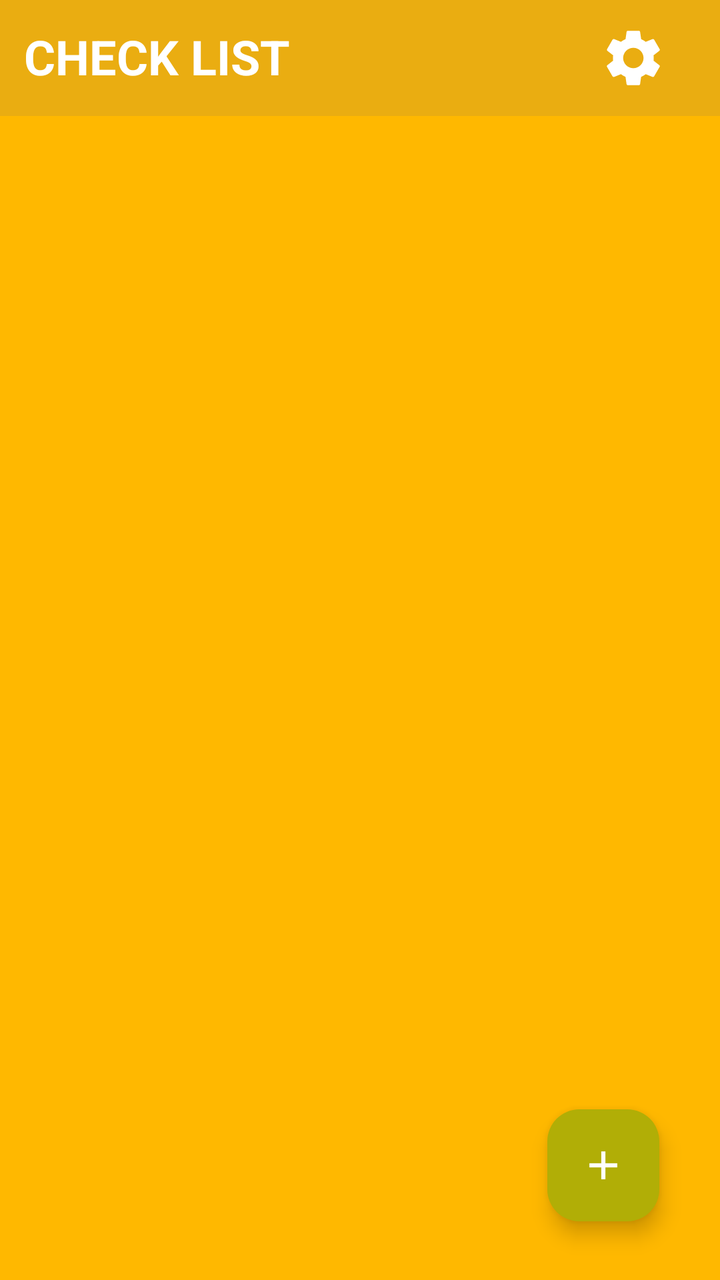
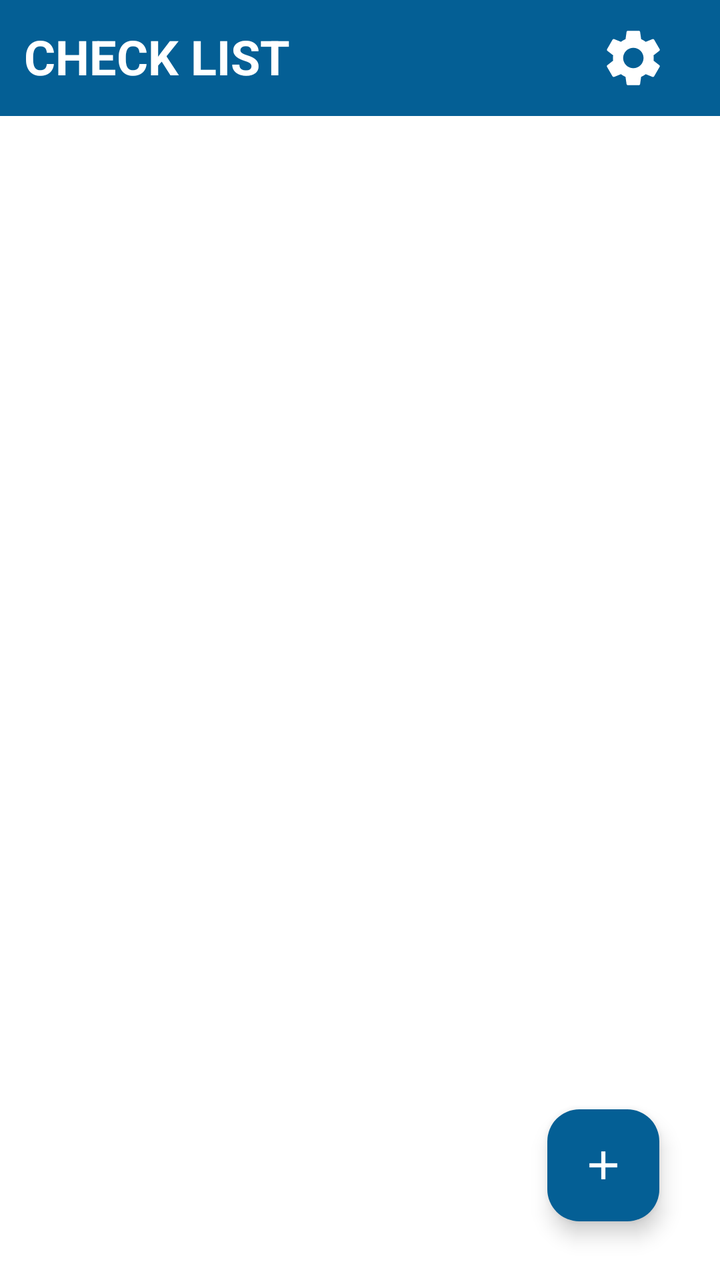

An Android layout rendered at two revisions. The XML below is the earlier revision; the diff shows what the commit changed to produce the second picture.
<!-- AndroidManifest.xml: application theme Theme.NotasApp -->
<!-- res/layout/fragment_home.xml -->
<?xml version="1.0" encoding="utf-8"?>
<androidx.constraintlayout.widget.ConstraintLayout xmlns:android="http://schemas.android.com/apk/res/android"
    xmlns:app="http://schemas.android.com/apk/res-auto"
    xmlns:tools="http://schemas.android.com/tools"
    android:layout_width="match_parent"
    android:layout_height="match_parent"
    android:background="#FFB800"
    tools:context=".ui.fragment.HomeFragment">


    <LinearLayout
        android:id="@+id/ll_title"
        android:layout_width="match_parent"
        android:layout_height="wrap_content"
        android:background="#EAAD11"
        android:orientation="horizontal"
        app:layout_constraintEnd_toEndOf="parent"
        app:layout_constraintStart_toStartOf="parent"
        app:layout_constraintTop_toTopOf="parent">

        <TextView
            android:layout_width="wrap_content"
            android:layout_height="wrap_content"
            android:layout_margin="12dp"
            android:layout_weight="4"
            android:text="CHECK LIST"
            android:textColor="@color/white"
            android:textSize="24sp"
            android:textStyle="bold" />

        <ImageView
            android:id="@+id/btn_Settings"
            android:layout_width="34dp"
            android:layout_height="34dp"
            android:layout_margin="12dp"
            android:layout_weight="1"
            android:background="?selectableItemBackgroundBorderless"
            android:src="@drawable/baseline_settings_24"
            app:tint="@color/white" />
    </LinearLayout>

    <ScrollView
        android:layout_width="0dp"
        android:layout_height="0dp"
        app:layout_constraintBottom_toBottomOf="parent"
        app:layout_constraintEnd_toEndOf="parent"
        app:layout_constraintStart_toStartOf="parent"
        app:layout_constraintTop_toBottomOf="@+id/ll_title">

        <androidx.recyclerview.widget.RecyclerView
            android:id="@+id/rv_notes"
            android:layout_width="match_parent"
            android:layout_height="match_parent"
            tools:listitem="@layout/item_notes" />


    </ScrollView>

    <com.google.android.material.floatingactionbutton.FloatingActionButton
        android:id="@+id/btn_AddNote"
        android:layout_width="wrap_content"
        android:layout_height="wrap_content"
        android:backgroundTint="#B1AE06"
        android:src="@drawable/add_ic"
        app:layout_constraintBottom_toBottomOf="parent"
        app:layout_constraintEnd_toEndOf="parent"
        app:layout_constraintHorizontal_bias="0.9"
        app:layout_constraintStart_toStartOf="parent"
        app:layout_constraintTop_toTopOf="parent"
        app:layout_constraintVertical_bias="0.95"
        app:tint="@color/white" />


</androidx.constraintlayout.widget.ConstraintLayout>
<!-- res/layout/item_notes.xml (included above) -->
<?xml version="1.0" encoding="utf-8"?>
<androidx.cardview.widget.CardView xmlns:android="http://schemas.android.com/apk/res/android"
    xmlns:app="http://schemas.android.com/apk/res-auto"
    android:layout_width="match_parent"
    android:layout_height="wrap_content"
    android:layout_marginBottom="3dp"
    android:elevation="12dp">

    <LinearLayout
        android:layout_width="match_parent"
        android:layout_height="wrap_content"
        android:background="#FFB800"
        android:gravity="center">

        <CheckBox
            android:id="@+id/cb_note"
            android:layout_width="wrap_content"
            android:layout_height="wrap_content"
            android:checked="true"
            android:text="|"
            android:textColor="@color/white"
            android:textSize="24dp"
            app:buttonTint ="#EF6C00"
            />

        <TextView
            android:id="@+id/tv_Note"
            android:layout_width="wrap_content"
            android:layout_height="wrap_content"
            android:layout_weight="3"
            android:text="Aqui va una nota"
            android:textColor="@color/black"
            android:textSize="16sp"
            android:visibility="visible" />

        <EditText
            android:id="@+id/et_update"
            android:layout_width="wrap_content"
            android:layout_height="wrap_content"
            android:layout_weight="3"
            android:inputType="textCapSentences"
            android:textColor="@color/black"
            android:visibility="gone" />

        <ImageView
            android:id="@+id/btn_Update"
            android:layout_width="wrap_content"
            android:layout_height="wrap_content"
            android:layout_marginHorizontal="12dp"
            android:src="@drawable/update"
            app:tint="@color/white" />

        <ImageView
            android:id="@+id/btn_Delete"
            android:layout_width="wrap_content"
            android:layout_height="wrap_content"
            android:layout_marginRight="10dp"
            android:src="@drawable/delte_ic"
            app:tint="#FF0000" />

        <ImageView
            android:id="@+id/btn_Check"
            android:layout_width="wrap_content"
            android:layout_height="wrap_content"
            android:layout_marginHorizontal="12dp"
            android:src="@drawable/check_ic"
            android:visibility="gone"
            app:tint="#176700" />

        <ImageView
            android:id="@+id/btn_CLose"
            android:layout_width="wrap_content"
            android:layout_height="wrap_content"
            android:layout_marginRight="10dp"
            android:src="@drawable/baseline_close_24"
            android:visibility="gone"
            app:tint="#FF0000" />


    </LinearLayout>


</androidx.cardview.widget.CardView>
<!-- resources referenced by this layout -->
<resources>
  <color name="black">#FF000000</color>
  <color name="white">#FFFFFFFF</color>
  <!-- drawable add_ic (drawable) -->
  <vector android:height="24dp" android:tint="#000000"
      android:viewportHeight="24" android:viewportWidth="24"
      android:width="24dp" xmlns:android="http://schemas.android.com/apk/res/android">
      <path android:fillColor="@android:color/white" android:pathData="M19,13h-6v6h-2v-6H5v-2h6V5h2v6h6v2z"/>
  </vector>
  <!-- drawable baseline_close_24 (drawable) -->
  <vector android:height="24dp" android:tint="#000000"
      android:viewportHeight="24" android:viewportWidth="24"
      android:width="24dp" xmlns:android="http://schemas.android.com/apk/res/android">
      <path android:fillColor="@android:color/white" android:pathData="M19,6.41L17.59,5 12,10.59 6.41,5 5,6.41 10.59,12 5,17.59 6.41,19 12,13.41 17.59,19 19,17.59 13.41,12z"/>
  </vector>
  <!-- drawable baseline_settings_24 (drawable) -->
  <vector android:height="24dp" android:tint="#000000"
      android:viewportHeight="24" android:viewportWidth="24"
      android:width="24dp" xmlns:android="http://schemas.android.com/apk/res/android">
      <path android:fillColor="@android:color/white" android:pathData="M19.14,12.94c0.04,-0.3 0.06,-0.61 0.06,-0.94c0,-0.32 -0.02,-0.64 -0.07,-0.94l2.03,-1.58c0.18,-0.14 0.23,-0.41 0.12,-0.61l-1.92,-3.32c-0.12,-0.22 -0.37,-0.29 -0.59,-0.22l-2.39,0.96c-0.5,-0.38 -1.03,-0.7 -1.62,-0.94L14.4,2.81c-0.04,-0.24 -0.24,-0.41 -0.48,-0.41h-3.84c-0.24,0 -0.43,0.17 -0.47,0.41L9.25,5.35C8.66,5.59 8.12,5.92 7.63,6.29L5.24,5.33c-0.22,-0.08 -0.47,0 -0.59,0.22L2.74,8.87C2.62,9.08 2.66,9.34 2.86,9.48l2.03,1.58C4.84,11.36 4.8,11.69 4.8,12s0.02,0.64 0.07,0.94l-2.03,1.58c-0.18,0.14 -0.23,0.41 -0.12,0.61l1.92,3.32c0.12,0.22 0.37,0.29 0.59,0.22l2.39,-0.96c0.5,0.38 1.03,0.7 1.62,0.94l0.36,2.54c0.05,0.24 0.24,0.41 0.48,0.41h3.84c0.24,0 0.44,-0.17 0.47,-0.41l0.36,-2.54c0.59,-0.24 1.13,-0.56 1.62,-0.94l2.39,0.96c0.22,0.08 0.47,0 0.59,-0.22l1.92,-3.32c0.12,-0.22 0.07,-0.47 -0.12,-0.61L19.14,12.94zM12,15.6c-1.98,0 -3.6,-1.62 -3.6,-3.6s1.62,-3.6 3.6,-3.6s3.6,1.62 3.6,3.6S13.98,15.6 12,15.6z"/>
  </vector>
  <!-- drawable check_ic (drawable) -->
  <vector android:height="24dp" android:tint="#000000"
      android:viewportHeight="24" android:viewportWidth="24"
      android:width="24dp" xmlns:android="http://schemas.android.com/apk/res/android">
      <path android:fillColor="@android:color/white" android:pathData="M9,16.17L4.83,12l-1.42,1.41L9,19 21,7l-1.41,-1.41z"/>
  </vector>
  <!-- drawable delte_ic (drawable) -->
  <vector android:height="24dp" android:tint="#000000"
      android:viewportHeight="24" android:viewportWidth="24"
      android:width="24dp" xmlns:android="http://schemas.android.com/apk/res/android">
      <path android:fillColor="@android:color/white" android:pathData="M6,19c0,1.1 0.9,2 2,2h8c1.1,0 2,-0.9 2,-2V7H6v12zM19,4h-3.5l-1,-1h-5l-1,1H5v2h14V4z"/>
  </vector>
  <!-- drawable update (drawable) -->
  <vector android:height="24dp" android:tint="#000000"
      android:viewportHeight="24" android:viewportWidth="24"
      android:width="24dp" xmlns:android="http://schemas.android.com/apk/res/android">
      <path android:fillColor="@android:color/white" android:pathData="M3,17.25V21h3.75L17.81,9.94l-3.75,-3.75L3,17.25zM20.71,7.04c0.39,-0.39 0.39,-1.02 0,-1.41l-2.34,-2.34c-0.39,-0.39 -1.02,-0.39 -1.41,0l-1.83,1.83 3.75,3.75 1.83,-1.83z"/>
  </vector>
  <style name="Theme.NotasApp" parent="Base.Theme.NotasApp" />
  <style name="Base.Theme.NotasApp" parent="Theme.Material3.DayNight.NoActionBar">
          
          
      </style>
</resources>

<!-- the commit's change to res/layout/fragment_home.xml (unified diff, before → after) -->
@@ -4,7 +4,7 @@
     xmlns:tools="http://schemas.android.com/tools"
     android:layout_width="match_parent"
     android:layout_height="match_parent"
-    android:background="#FFB800"
+    android:background="@color/white"
     tools:context=".ui.fragment.HomeFragment">
 
 
@@ -12,7 +12,7 @@
         android:id="@+id/ll_title"
         android:layout_width="match_parent"
         android:layout_height="wrap_content"
-        android:background="#EAAD11"
+        android:background="@color/color_primario"
         android:orientation="horizontal"
         app:layout_constraintEnd_toEndOf="parent"
         app:layout_constraintStart_toStartOf="parent"
@@ -56,11 +56,13 @@
 
     </ScrollView>
 
+
+
     <com.google.android.material.floatingactionbutton.FloatingActionButton
         android:id="@+id/btn_AddNote"
         android:layout_width="wrap_content"
         android:layout_height="wrap_content"
-        android:backgroundTint="#B1AE06"
+        android:backgroundTint="@color/color_primario"
         android:src="@drawable/add_ic"
         app:layout_constraintBottom_toBottomOf="parent"
         app:layout_constraintEnd_toEndOf="parent"
@@ -84,7 +86,7 @@
     <LinearLayout
         android:layout_width="match_parent"
         android:layout_height="wrap_content"
-        android:background="#FFB800"
+        android:background="@color/white"
         android:gravity="center">
 
         <CheckBox
@@ -95,7 +97,7 @@
             android:text="|"
             android:textColor="@color/white"
             android:textSize="24dp"
-            app:buttonTint ="#EF6C00"
+            app:buttonTint ="@color/color_primario"
             />
 
         <TextView
@@ -131,7 +133,7 @@
             android:layout_height="wrap_content"
             android:layout_marginRight="10dp"
             android:src="@drawable/delte_ic"
-            app:tint="#FF0000" />
+            app:tint="@color/color_primario" />
 
         <ImageView
             android:id="@+id/btn_Check"
@@ -149,7 +151,7 @@
             android:layout_marginRight="10dp"
             android:src="@drawable/baseline_close_24"
             android:visibility="gone"
-            app:tint="#FF0000" />
+            app:tint="@color/color_primario" />
 
 
     </LinearLayout>
<!-- resource entries referenced after the edit -->
@@ -1,6 +1,7 @@
 <!-- resources referenced by this layout -->
 <resources>
   <color name="black">#FF000000</color>
+  <color name="color_primario">#045F95</color>
   <color name="white">#FFFFFFFF</color>
   <!-- drawable add_ic (drawable) -->
   <vector android:height="24dp" android:tint="#000000"
